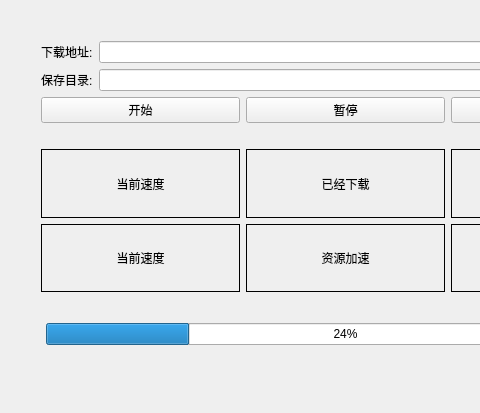
Above: MyMiniThunder/widget.ui from cryzlasm/MyMiniThunder before the change; both pictures show x 0 to 480 and y 0 to 413 of the 722 by 413 pixel window. Below: the same form after it.
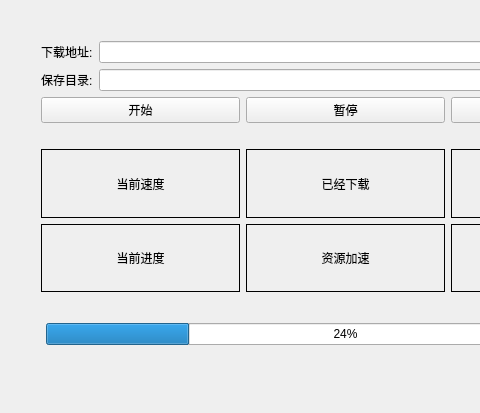
That is the form after the change.

Diff of the .ui file:
```diff
--- a/MyMiniThunder/widget.ui
+++ b/MyMiniThunder/widget.ui
@@ -54,7 +54,7 @@
       <item>
        <layout class="QHBoxLayout" name="horizontalLayout_3" stretch="0,6,0">
         <item>
-         <widget class="QLabel" name="label_8">
+         <widget class="QLabel" name="label_2">
           <property name="text">
            <string>保存目录:</string>
           </property>
@@ -127,7 +127,7 @@
        </widget>
       </item>
       <item row="0" column="0">
-       <widget class="QLabel" name="label_2">
+       <widget class="QLabel" name="label_CurSpeed">
         <property name="frameShape">
          <enum>QFrame::Box</enum>
         </property>
@@ -158,7 +158,7 @@
          <enum>QFrame::Box</enum>
         </property>
         <property name="text">
-         <string>当前速度</string>
+         <string>当前进度</string>
         </property>
         <property name="alignment">
          <set>Qt::AlignCenter</set>
```
Left out of the diff: 22 changed lines with no effect on the pictures.
